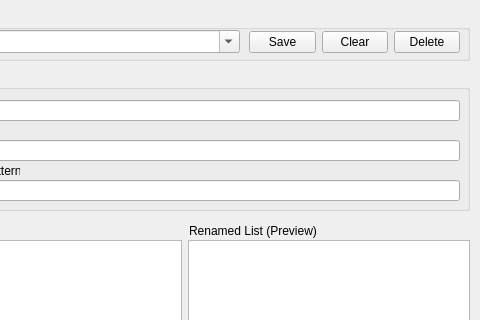
Old version of the form main.ui in the repository robertnunn/regex_renamer; both pictures show x 111 to 591 and y 0 to 320 of the 591 by 661 pixel window.
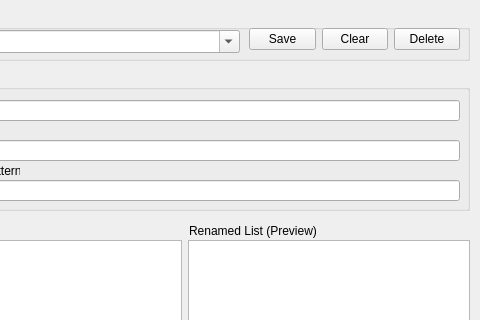
New version of the form.

Commit message: v1.1 readme update, UI/UX polish

```diff
--- a/main.ui
+++ b/main.ui
@@ -228,9 +228,9 @@
      <property name="geometry">
       <rect>
        <x>350</x>
-       <y>20</y>
+       <y>14</y>
        <width>211</width>
-       <height>25</height>
+       <height>31</height>
       </rect>
      </property>
      <layout class="QHBoxLayout" name="horizontalLayout_2">
```
The commit also changes 2 other files.
